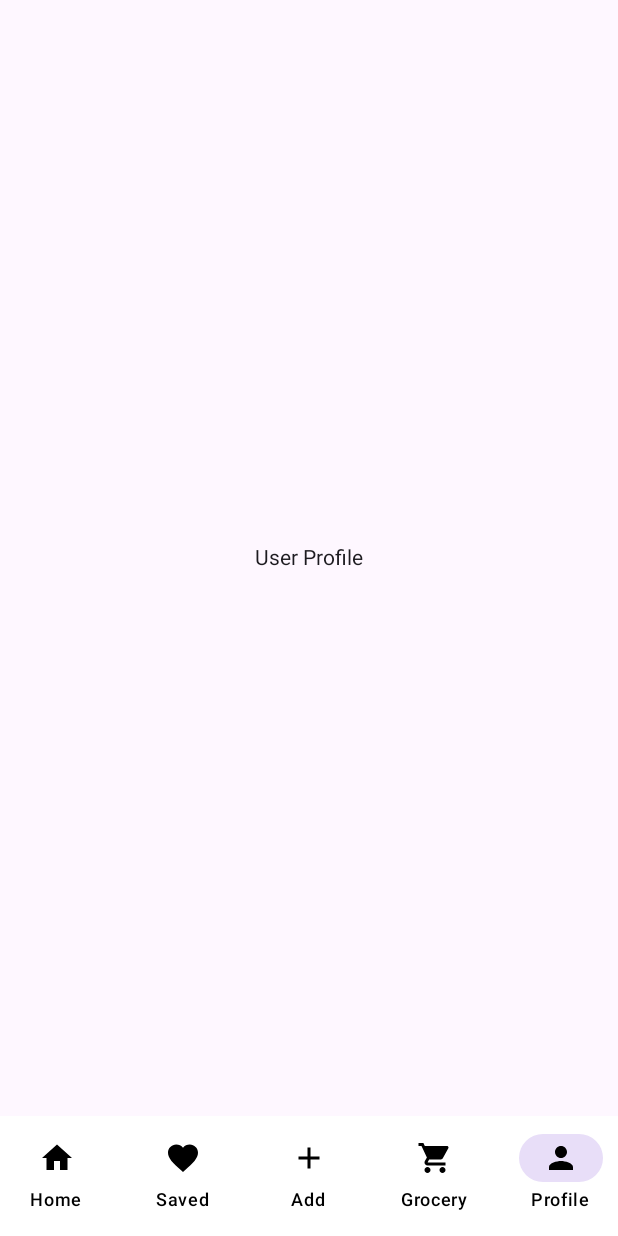
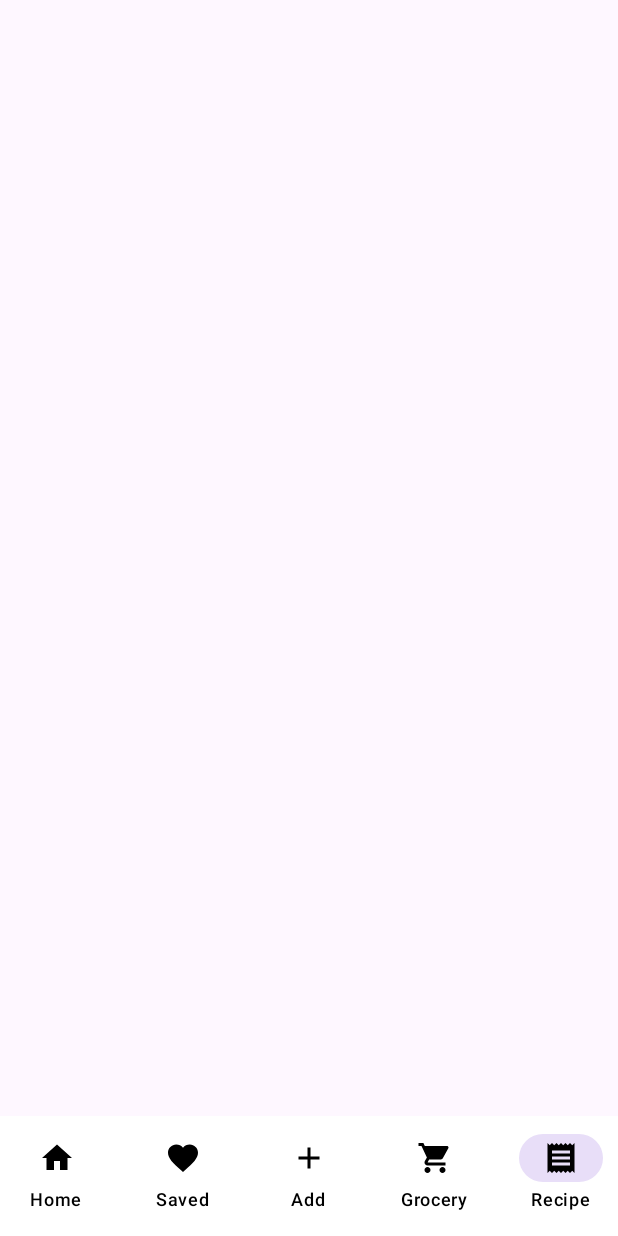
Before and after one commit to elf54321/recipeBook, an Android app built with Jetpack Compose: the screen it shows after launch (MainActivity), item 5 of the bottom bar chosen, on a phone screen of 412 x 824 dp. Run offline under Robolectric (Android 15) with nearby library versions, the phone set to English and light mode, and no system bars; our stand-ins replace Dagger/Hilt's generated code, Room's generated code, livedata-compose.

Commit message:
Added One Recipe, cannot use Home anymore

```diff
--- a/app/src/main/java/com/elte/recipebook/data/dao/RecipeDao.kt
+++ b/app/src/main/java/com/elte/recipebook/data/dao/RecipeDao.kt
@@ -14,4 +14,7 @@ interface RecipeDao {
 
     @Query("SELECT * FROM recipe")
     fun getAllRecipes(): Flow<List<Recipe>>
+
+    @Query("SELECT * FROM recipe WHERE id = :id")
+    fun getRecipeById(id: Int): Flow<Recipe>
 }
--- a/app/src/main/java/com/elte/recipebook/nav/RecipeNavGraph.kt
+++ b/app/src/main/java/com/elte/recipebook/nav/RecipeNavGraph.kt
@@ -10,10 +10,15 @@ import com.elte.recipebook.ui.screens.*
 @Composable
 fun RecipeNavGraph(navController: NavHostController, modifier: Modifier = Modifier) {
     NavHost(navController = navController, startDestination = "home") {
-        composable("home") { HomeScreen(modifier) }
+        composable("home") { HomeScreen(navController, modifier) }
         composable("saved") { SavedScreen(modifier) }
         composable("add") { AddRecipeScreen(modifier) }
         composable("grocery") { GroceryScreen(modifier) }
-        composable("profile") { ProfileScreen(modifier) }
+        composable("recipe/{recipeId}") { backStackEntry ->
+            val recipeId = backStackEntry.arguments?.getString("recipeId")?.toIntOrNull()
+            if (recipeId != null) {
+                OneRecipeScreen(recipeId = recipeId, modifier)
+            }
+        }
     }
 }
--- a/app/src/main/java/com/elte/recipebook/ui/components/BottomNavBar.kt
+++ b/app/src/main/java/com/elte/recipebook/ui/components/BottomNavBar.kt
@@ -15,17 +15,24 @@ val bottomNavItems = listOf(
     BottomNavItem("saved", Icons.Default.Favorite, "Saved"),
     BottomNavItem("add", Icons.Default.Add, "Add"),
     BottomNavItem("grocery", Icons.Default.ShoppingCart, "Grocery"),
-    BottomNavItem("profile", Icons.Default.Person, "Profile")
+    BottomNavItem("recipe/{recipeId}", Icons.Default.Receipt, "Recipe")
 )
+
+fun String.matchesBaseRoute(route: String): Boolean {
+    return this.startsWith(route.substringBefore("/{"))
+}
+
 
 @Composable
 fun BottomNavBar(navController: NavHostController, currentRoute: String?) {
+
     NavigationBar(containerColor = Color.White) {
         bottomNavItems.forEach { item ->
             NavigationBarItem(
                 icon = { Icon(item.icon, contentDescription = null, tint = Color.Black) },
                 label = { Text(item.label, color = Color.Black) },
-                selected = currentRoute == item.route,
+                selected = currentRoute?.matchesBaseRoute(item.route) == true,
+                //selected = currentRoute == item.route,
                 onClick = {
                     if (currentRoute != item.route) {
                         navController.navigate(item.route) {
--- a/app/src/main/java/com/elte/recipebook/ui/screens/HomeScreen.kt
+++ b/app/src/main/java/com/elte/recipebook/ui/screens/HomeScreen.kt
@@ -23,6 +23,7 @@ import androidx.compose.ui.unit.dp
 import androidx.compose.ui.window.Dialog
 import androidx.compose.ui.window.DialogProperties
 import androidx.lifecycle.viewmodel.compose.viewModel
+import androidx.navigation.NavController
 import coil.compose.rememberAsyncImagePainter
 import com.elte.recipebook.ui.components.FilterSection
 import com.elte.recipebook.ui.theme.SoftBackground
@@ -31,7 +32,7 @@ import com.elte.recipebook.viewModel.ShowAllRecipeViewModel
 
 @OptIn(ExperimentalMaterial3Api::class)
 @Composable
-fun HomeScreen(modifier: Modifier = Modifier, viewModel: ShowAllRecipeViewModel = viewModel()) {
+fun HomeScreen(navController: NavController, modifier: Modifier = Modifier, viewModel: ShowAllRecipeViewModel = viewModel()) {
     var searchQuery by remember { mutableStateOf(TextFieldValue("")) }
     var showFilterDialog by remember { mutableStateOf(false) }
     val filters = listOf(
@@ -125,7 +126,10 @@ fun HomeScreen(modifier: Modifier = Modifier, viewModel: ShowAllRecipeViewModel
                     Card(
                         modifier = Modifier
                             .fillMaxWidth()
-                            .padding(vertical = 8.dp),
+                            .padding(vertical = 8.dp)
+                            .clickable {
+                                navController.navigate("recipe/${recipe.id}")
+                            },
                         colors = CardDefaults.cardColors(containerColor = Color.White),
                         elevation = CardDefaults.cardElevation(4.dp)
                     ) {
--- a/app/src/main/java/com/elte/recipebook/ui/screens/ProfileScreen.kt
+++ /dev/null
@@ -1,16 +0,0 @@
-package com.elte.recipebook.ui.screens
-
-import androidx.compose.foundation.layout.Box
-import androidx.compose.foundation.layout.fillMaxSize
-import androidx.compose.material3.MaterialTheme
-import androidx.compose.material3.Text
-import androidx.compose.runtime.Composable
-import androidx.compose.ui.Alignment
-import androidx.compose.ui.Modifier
-
-@Composable
-fun ProfileScreen(modifier: Modifier = Modifier) {
-    Box(modifier = modifier.fillMaxSize(), contentAlignment = Alignment.Center) {
-        Text("User Profile", color = MaterialTheme.colorScheme.onBackground)
-    }
-}
```
Also changed, not shown: app/src/main/java/com/elte/recipebook/ui/screens/OneRecipeScreen.kt (added, +70 -0 lines), app/src/main/java/com/elte/recipebook/viewModel/OneRecipeViewModel.kt (added, +16 -0 lines), app/src/main/java/com/elte/recipebook/ui/screens/GroceryScreen.kt (line endings or trailing spaces).
